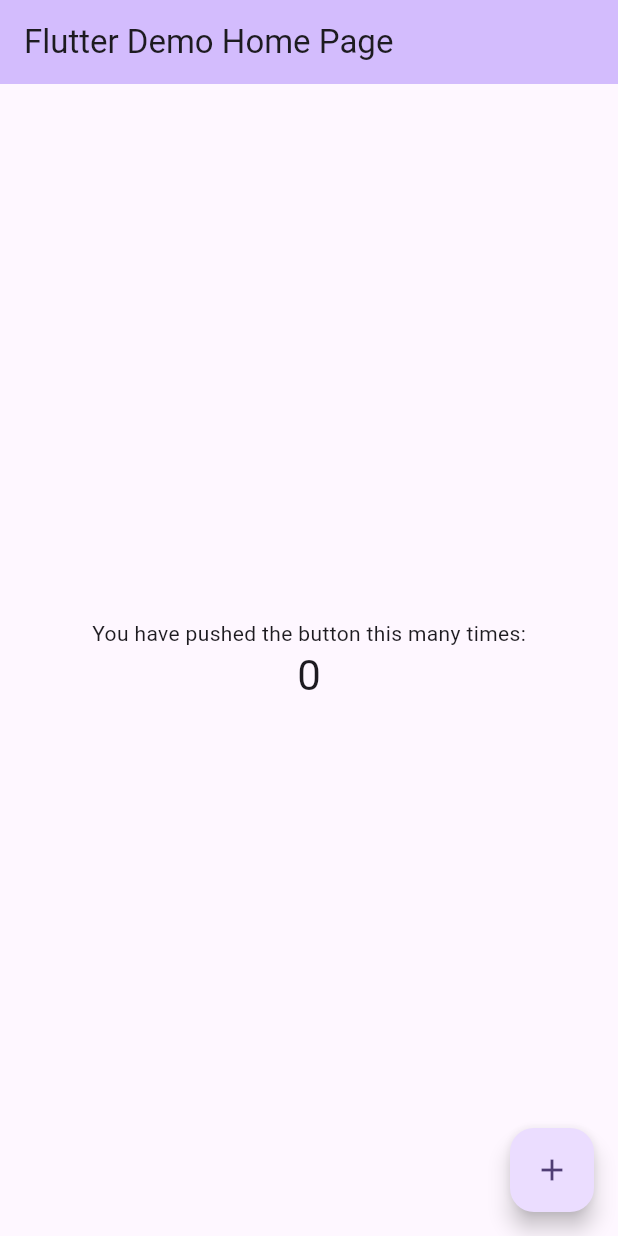
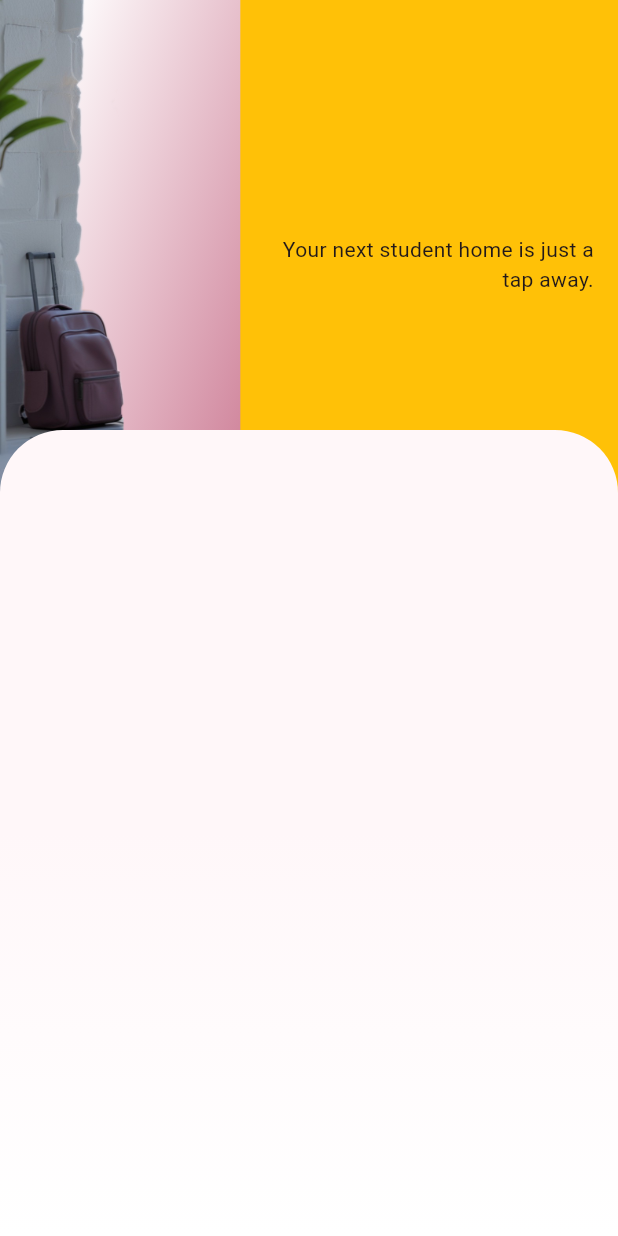
Before and after one commit to Abhijith792001/hostelApp, a Flutter app: the screen it shows after launch, on a phone screen of 412 x 824 dp. Run offline on Flutter 3.47's test engine with Material 3 defaults, Android fonts, the phone set to English and light mode, and no system bars; our stand-ins replace flutter_screenutil, get; Roboto replaces fonts that are missing (ArchitectsDaughter).

Commit message:
basic structre is finished

```diff
--- a/lib/main.dart
+++ b/lib/main.dart
@@ -1,122 +1,31 @@
 import 'package:flutter/material.dart';
+import 'package:flutter_screenutil/flutter_screenutil.dart';
+import 'package:get/get_navigation/src/root/get_material_app.dart';
+import 'package:hostel/screens/home_screen.dart';
 
-void main() {
-  runApp(const MyApp());
+main(){
+  runApp(MyApp());
 }
 
 class MyApp extends StatelessWidget {
   const MyApp({super.key});
 
-  // This widget is the root of your application.
   @override
   Widget build(BuildContext context) {
-    return MaterialApp(
-      title: 'Flutter Demo',
-      theme: ThemeData(
-        // This is the theme of your application.
-        //
-        // TRY THIS: Try running your application with "flutter run". You'll see
-        // the application has a purple toolbar. Then, without quitting the app,
-        // try changing the seedColor in the colorScheme below to Colors.green
-        // and then invoke "hot reload" (save your changes or press the "hot
-        // reload" button in a Flutter-supported IDE, or press "r" if you used
-        // the command line to start the app).
-        //
-        // Notice that the counter didn't reset back to zero; the application
-        // state is not lost during the reload. To reset the state, use hot
-        // restart instead.
-        //
-        // This works for code too, not just values: Most code changes can be
-        // tested with just a hot reload.
-        colorScheme: ColorScheme.fromSeed(seedColor: Colors.deepPurple),
-      ),
-      home: const MyHomePage(title: 'Flutter Demo Home Page'),
+    return  ScreenUtilInit(
+      designSize: const Size(360, 690),
+      minTextAdapt: true,
+      splitScreenMode: true,
+      // Use builder only if you need to use library outside ScreenUtilInit context
+      builder: (_ , child) {
+        return GetMaterialApp(
+          debugShowCheckedModeBanner: false,
+          theme: ThemeData(
+            colorScheme: ColorScheme.fromSeed(seedColor: Color.fromRGBO(164, 18, 63, 1))
+          ),
+          home: HomeScreen(),
+        );
+      }
     );
   }
 }
-
-class MyHomePage extends StatefulWidget {
-  const MyHomePage({super.key, required this.title});
-
-  // This widget is the home page of your application. It is stateful, meaning
-  // that it has a State object (defined below) that contains fields that affect
-  // how it looks.
-
-  // This class is the configuration for the state. It holds the values (in this
-  // case the title) provided by the parent (in this case the App widget) and
-  // used by the build method of the State. Fields in a Widget subclass are
-  // always marked "final".
-
-  final String title;
-
-  @override
-  State<MyHomePage> createState() => _MyHomePageState();
-}
-
-class _MyHomePageState extends State<MyHomePage> {
-  int _counter = 0;
-
-  void _incrementCounter() {
-    setState(() {
-      // This call to setState tells the Flutter framework that something has
-      // changed in this State, which causes it to rerun the build method below
-      // so that the display can reflect the updated values. If we changed
-      // _counter without calling setState(), then the build method would not be
-      // called again, and so nothing would appear to happen.
-      _counter++;
-    });
-  }
-
-  @override
-  Widget build(BuildContext context) {
-    // This method is rerun every time setState is called, for instance as done
-    // by the _incrementCounter method above.
-    //
-    // The Flutter framework has been optimized to make rerunning build methods
-    // fast, so that you can just rebuild anything that needs updating rather
-    // than having to individually change instances of widgets.
-    return Scaffold(
-      appBar: AppBar(
-        // TRY THIS: Try changing the color here to a specific color (to
-        // Colors.amber, perhaps?) and trigger a hot reload to see the AppBar
-        // change color while the other colors stay the same.
-        backgroundColor: Theme.of(context).colorScheme.inversePrimary,
-        // Here we take the value from the MyHomePage object that was created by
-        // the App.build method, and use it to set our appbar title.
-        title: Text(widget.title),
-      ),
-      body: Center(
-        // Center is a layout widget. It takes a single child and positions it
-        // in the middle of the parent.
-        child: Column(
-          // Column is also a layout widget. It takes a list of children and
-          // arranges them vertically. By default, it sizes itself to fit its
-          // children horizontally, and tries to be as tall as its parent.
-          //
-          // Column has various properties to control how it sizes itself and
-          // how it positions its children. Here we use mainAxisAlignment to
-          // center the children vertically; the main axis here is the vertical
-          // axis because Columns are vertical (the cross axis would be
-          // horizontal).
-          //
-          // TRY THIS: Invoke "debug painting" (choose the "Toggle Debug Paint"
-          // action in the IDE, or press "p" in the console), to see the
-          // wireframe for each widget.
-          mainAxisAlignment: MainAxisAlignment.center,
-          children: <Widget>[
-            const Text('You have pushed the button this many times:'),
-            Text(
-              '$_counter',
-              style: Theme.of(context).textTheme.headlineMedium,
-            ),
-          ],
-        ),
-      ),
-      floatingActionButton: FloatingActionButton(
-        onPressed: _incrementCounter,
-        tooltip: 'Increment',
-        child: const Icon(Icons.add),
-      ), // This trailing comma makes auto-formatting nicer for build methods.
-    );
-  }
-}
--- /dev/null
+++ b/lib/screens/home_screen.dart
@@ -0,0 +1,76 @@
+import 'package:flutter/material.dart';
+import 'package:flutter_screenutil/flutter_screenutil.dart';
+import 'package:get/get.dart';
+
+class HomeScreen extends StatelessWidget {
+  const HomeScreen({super.key});
+
+  @override
+  Widget build(BuildContext context) {
+    return Scaffold(
+      body: Stack(
+        children: [
+          Column(
+            children: [
+              Container(
+                // padding: EdgeInsets.all(16),
+                height: 400.h,
+                width: Get.width,
+                decoration: BoxDecoration(
+                  gradient: LinearGradient(
+                    begin: Alignment(-1, -.5),
+                    end: Alignment(0.9, .1),
+                    colors: [Colors.white, const Color(0xFFA4123F)],
+                  ),
+                ),
+                child: Row(
+                  crossAxisAlignment: CrossAxisAlignment.start,
+                  mainAxisAlignment: MainAxisAlignment.spaceBetween,
+                  children: [
+                    SizedBox(
+                      height: 295.h,
+                      // color: Colors.amber,
+                      child: Image.asset('assets/images/wall.png'),
+                    ),
+                    Container(
+                      alignment: Alignment.center,
+                      padding: EdgeInsets.all(16),
+                      width: 220.w,
+                      height: 295.h,
+                      color: Colors.amber,
+                      child: Text(
+                        'Your next student home is just a tap away.',
+                        textAlign: TextAlign.right,
+                        style: TextStyle(
+                          fontFamily: 'ArchitectsDaughter'
+                        ),
+                      ),
+                    ),
+                  ],
+                ),
+              ),
+            ],
+          ),
+          Positioned(
+            bottom: 0,
+            child: Container(
+              decoration: BoxDecoration(
+                borderRadius: BorderRadius.only(
+                  topRight: Radius.circular(42),
+                  topLeft: Radius.circular(42),
+                ),
+                gradient: LinearGradient(
+                  begin: Alignment(0.50, -0.00),
+                  end: Alignment(0.50, 1.00),
+                  colors: [const Color(0xFFFFF7F9), Colors.white],
+                ),
+              ),
+              height: 450.h,
+              width: Get.width,
+            ),
+          ),
+        ],
+      ),
+    );
+  }
+}
```
Also changed, not shown: pubspec.yaml (+9 -6 lines), assets/fonts/ArchitectsDaughter-Regular.ttf (added), assets/images/wall.png (added), pubspec.lock.
